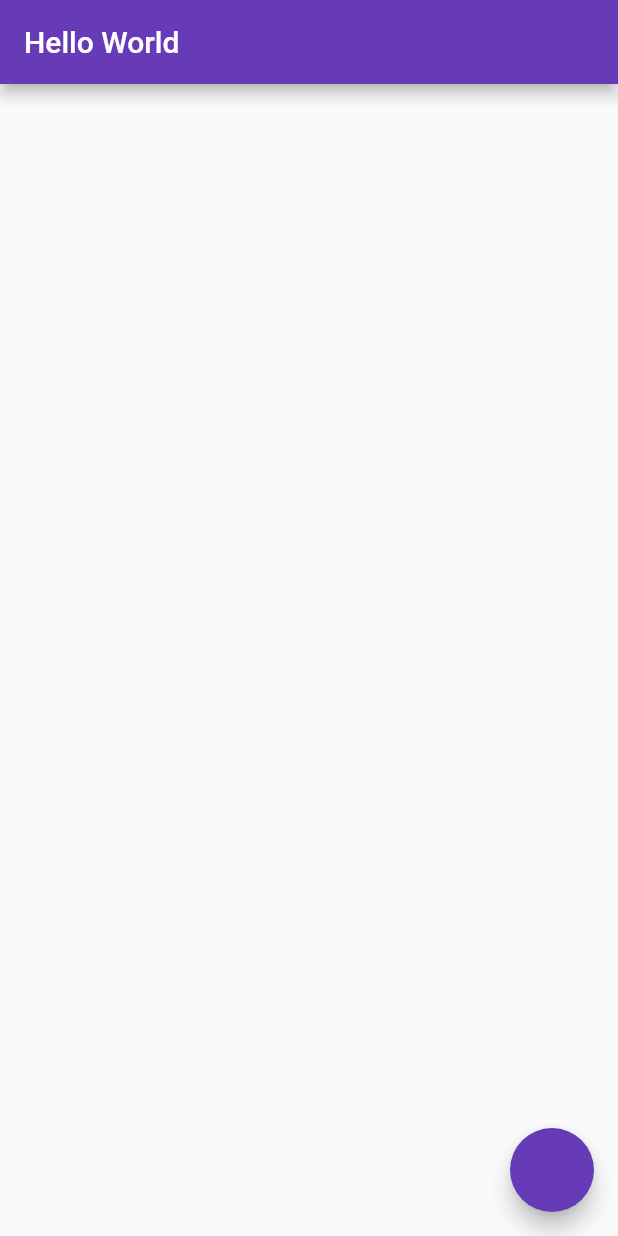
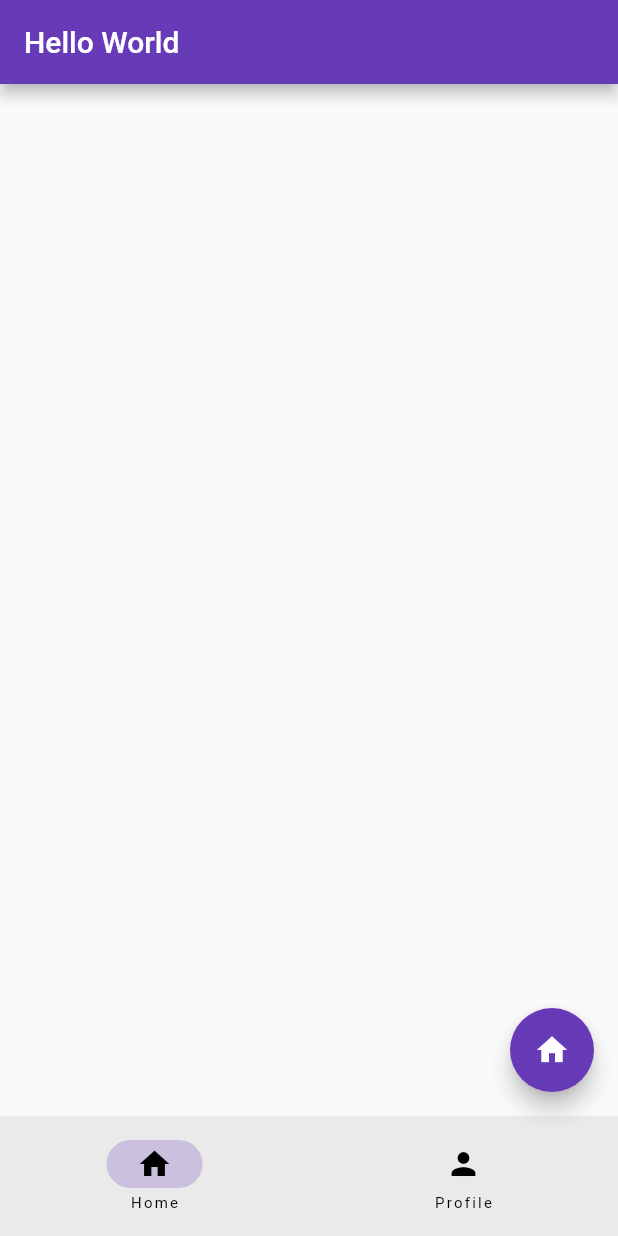
Before and after one commit to maikolcw/flutterDemo, a Flutter app: the screen it shows after launch, on a phone screen of 412 x 824 dp. Run offline on Flutter 3.47's test engine with Material 2 defaults, Android fonts, the phone set to English and light mode, and no system bars.

Commit message:
started navigation bar

```diff
--- a/lib/main.dart
+++ b/lib/main.dart
@@ -27,6 +27,8 @@
 }
 
 class _RootPageState extends State<RootPage> {
+  // page number
+  int currentPage = 0;
   @override
   Widget build(BuildContext context) {
     return Scaffold(
@@ -34,7 +36,22 @@
         title: const Text("Hello World"),
       ),
       floatingActionButton: FloatingActionButton(
-        onPressed: () {},
+        onPressed: () {
+          debugPrint("Pressed floating action button");
+        },
+        child: const Icon(Icons.home),
+      ),
+      bottomNavigationBar: NavigationBar(
+        destinations: const [
+          NavigationDestination(icon: Icon(Icons.home), label: "Home"),
+          NavigationDestination(icon: Icon(Icons.person), label: "Profile"),
+        ],
+        onDestinationSelected: (int index) {
+          setState(() {
+            currentPage = index;
+          });
+        },
+        selectedIndex: currentPage,
       ),
     );
   }
```
